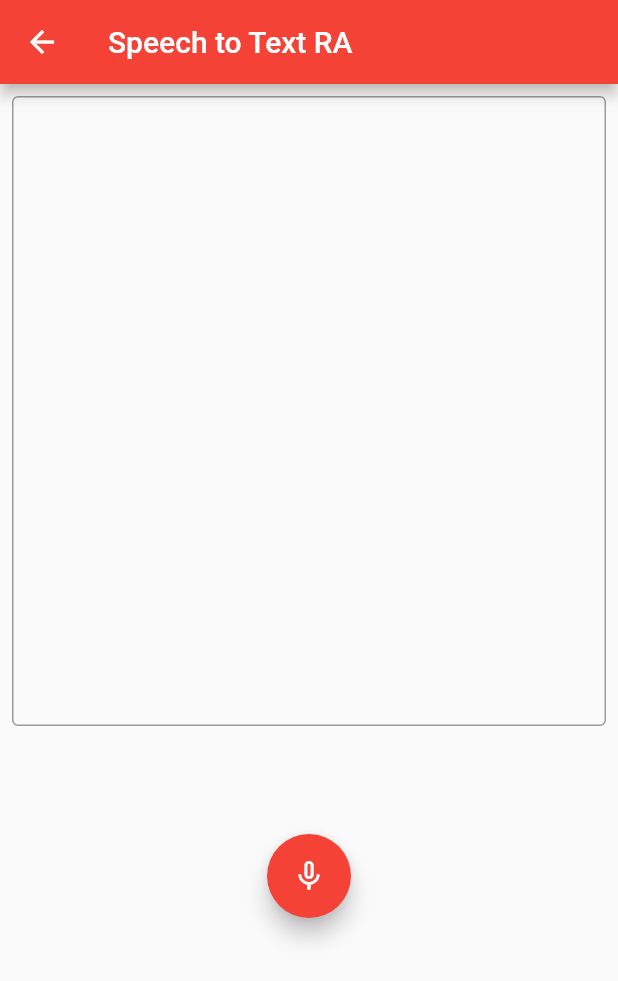
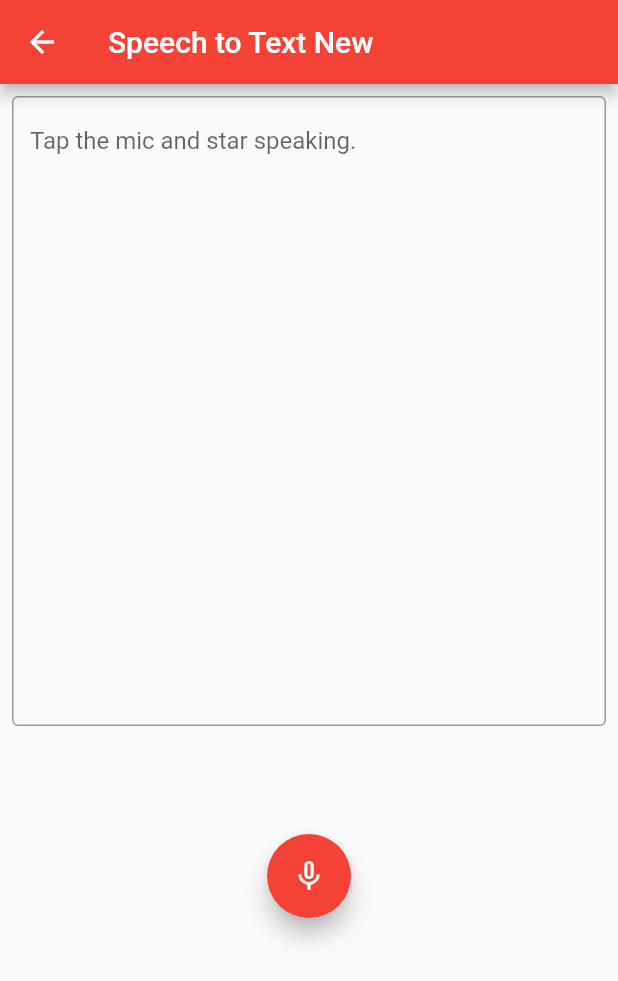
Before and after one commit to ibrahim-cse/flutter_editor, a Flutter app: the SpeechToTextNew screen opened directly, on a phone screen of 412 x 824 dp. Shown: the top 981 px of the screen. Run offline on Flutter 3.47's test engine with Material 2 defaults, Android fonts, the phone set to English and light mode, and no system bars; drawn by our look-alikes of avatar_glow; our stand-ins replace camera, carousel_slider, connectivity_plus, dio, flutter_image_compress, fluttertoast and 8 more; missing offline and left inert: exif, flutter_logs, flutter_painter, image_painter, image_watermark; accounts and stored records are empty.

Commit message:
Nothing important.

```diff
--- a/lib/pages/speech_to_text_new.dart
+++ b/lib/pages/speech_to_text_new.dart
@@ -93,7 +93,7 @@ class _SpeechToTextNewState extends State<SpeechToTextNew> {
   Widget build(BuildContext context) {
     return Scaffold(
       appBar: AppBar(
-        title: const Text('Speech to Text RA'),
+        title: const Text('Speech to Text New'),
       ),
       body: SingleChildScrollView(
         child: Padding(
@@ -108,6 +108,7 @@ class _SpeechToTextNewState extends State<SpeechToTextNew> {
                     border: OutlineInputBorder(
                       borderSide: BorderSide(color: Colors.red, width: 2),
                     ),
+                    hintText: "Tap the mic and star speaking.",
                     floatingLabelBehavior: FloatingLabelBehavior.always),
               ),
               const SizedBox(height: 20),
--- a/lib/util/stt/connectivity_util.dart
+++ b/lib/util/stt/connectivity_util.dart
@@ -17,13 +17,13 @@ void showNoInternetDialog(BuildContext context) {
   showDialog(
       context: context,
       builder: (BuildContext context) {
-        return AlertDialog(title: new Text('Occucare'), content: new Text('Please check your internet connection....'), actions: <Widget>[
-          new FlatButton(
+        return AlertDialog(title: const Text('Occucare'), content: const Text('Please check your internet connection....'), actions: <Widget>[
+          FlatButton(
               onPressed: () {
                 print("popcheck");
                 Navigator.of(context).pop();
               },
-              child: new Text("Close"))
+              child: const Text("Close"))
         ]);
       });
 }
```
